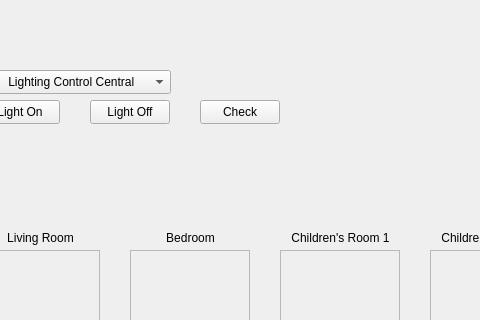
Above: GUI/English/BitmanipulationLight/view.ui from Yeah-Jack/cpp-projects before the change; both pictures show x 90 to 570 and y 0 to 320 of the 800 by 600 pixel window. Below: the same form after it.
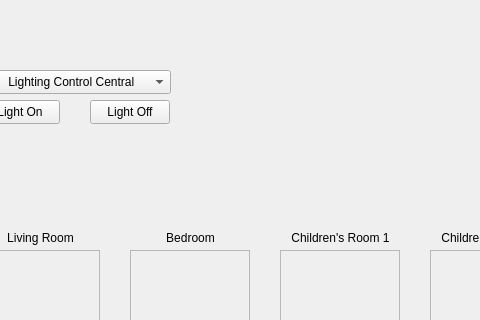
That is the form after the change.

The edit to the form file:
```diff
--- a/GUI/English/BitmanipulationLight/view.ui
+++ b/GUI/English/BitmanipulationLight/view.ui
@@ -313,19 +313,6 @@
     <set>Qt::AlignmentFlag::AlignCenter</set>
    </property>
   </widget>
-  <widget class="QPushButton" name="check">
-   <property name="geometry">
-    <rect>
-     <x>290</x>
-     <y>100</y>
-     <width>80</width>
-     <height>24</height>
-    </rect>
-   </property>
-   <property name="text">
-    <string>Check</string>
-   </property>
-  </widget>
  </widget>
  <resources/>
  <connections/>
```
